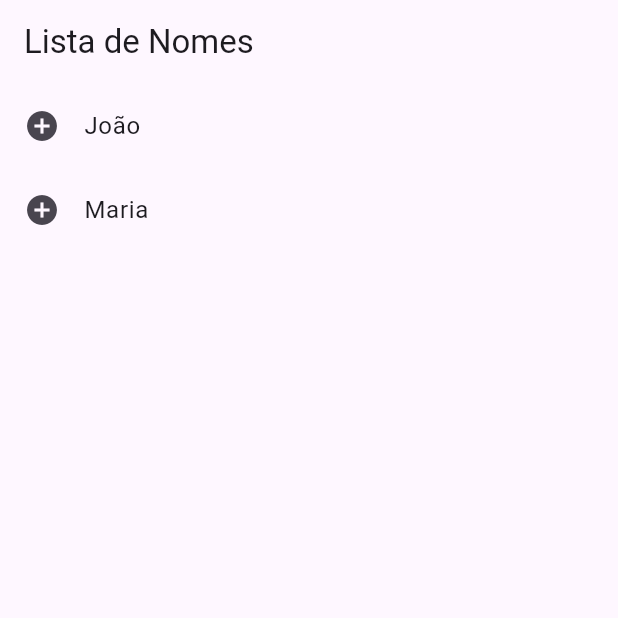
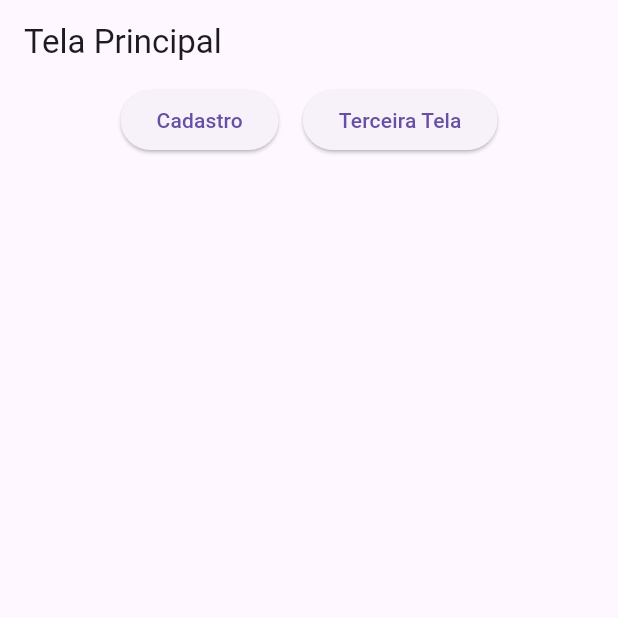
Before and after one commit to hugohvm25/av1_hugo_app_moveis, a Flutter app: the screen it shows after launch, on a phone screen of 412 x 824 dp, the top half of it. Run offline on Flutter 3.47's test engine with Material 3 defaults, Android fonts, the light colour scheme and no system bars.

Commit message:
Aplicação modificada

```diff
--- a/lib/main.dart
+++ b/lib/main.dart
@@ -8,20 +8,27 @@ void main() {
 }
 
 class MeuApp extends StatelessWidget {
+  final List<String> nomes = [];
+
   @override
   Widget build(BuildContext context) {
     return MaterialApp(
-      title: 'App com Rotas',
+      title: 'AV1_Hugo',
       theme: ThemeData(
         primarySwatch: Colors.blue,
       ),
-      // Define a primeira rota (inicial)
       initialRoute: '/',
-      // Rotas nomeadas
-      routes: {
-        '/': (context) => PrimeiraTela(),
-        '/segunda': (context) => SegundaTela(),
-        '/terceira': (context) => TerceiraTela(),
+      onGenerateRoute: (cfg) {
+        switch (cfg.name) {
+          case '/':
+            return MaterialPageRoute(builder: (_) => PrimeiraTela(nomes));
+          case '/segunda':
+            return MaterialPageRoute(builder: (_) => SegundaTela(nomes));
+          case '/terceira':
+            return MaterialPageRoute(builder: (_) => const TerceiraTela());
+          default:
+            return null;
+        }
       },
     );
   }
--- a/lib/telas/primeira_tela.dart
+++ b/lib/telas/primeira_tela.dart
@@ -1,63 +1,49 @@
-// import 'package:flutter/material.dart';
-//
-// class PrimeiraTela extends StatelessWidget {
-//   @override
-//
-//
-//   Widget build(BuildContext context) {
-//     return Scaffold(
-//       appBar: AppBar(title: Text('Tela Principal')),
-//       body: SafeArea( // protege a barra para não sobrepor a barra superior
-//         child: Align(
-//           alignment: Alignment.topCenter,
-//           child: Padding(
-//             padding: const EdgeInsets.only(top: 16.0),
-//             child: Row(
-//               mainAxisAlignment: MainAxisAlignment.center,
-//               children: [
-//                 ElevatedButton(
-//                   child: Text('Segunda Tela'),
-//                   onPressed: () {
-//                     Navigator.pushNamed(context, '/segunda');
-//                   },
-//                 ),
-//                 SizedBox(width: 16), // Espaço entre os botões
-//                 ElevatedButton(
-//                   child: Text('Terceira Tela'),
-//                   onPressed: () {
-//                     Navigator.pushNamed(context, '/terceira');
-//                   },
-//                 ),
-//               ],
-//             ),
-//           ),
-//         ),
-//       ),
-//     );
-//   }
-// }
-
 import 'package:flutter/material.dart';
 
 class PrimeiraTela extends StatelessWidget {
-  final List<String> nomes = [
-    'João',
-    'Maria',
-  ];
+  final List<String> nomes;
+
+  PrimeiraTela(this.nomes, {super.key});
 
   @override
   Widget build(BuildContext context) {
     return Scaffold(
-      appBar: AppBar(title: Text('Lista de Nomes')),
-      body: ListView.builder(
+      appBar: AppBar(title: Text('Tela Principal')),
+      body: SafeArea(
+        child: Column(
+          children: [
+            Row(
+              mainAxisAlignment: MainAxisAlignment.center,
+              children: [
+                ElevatedButton(
+                  child: Text('Cadastro'),
+                  onPressed: () {
+                    Navigator.pushNamed(context, '/segunda');
+                  },
+                ),
+                SizedBox(width: 16),
+                ElevatedButton(
+                  child: Text('Terceira Tela'),
+                  onPressed: () {
+                    Navigator.pushNamed(context, '/terceira');
+                  },
+                ),
+              ],
+            ),
+            Expanded(
+              child: ListView.builder(
                 itemCount: nomes.length,
                 itemBuilder: (context, index) {
                   return ListTile(
-            leading: Icon(Icons.add_circle), // icones
+                    leading: Icon(Icons.person), // Ícone de pessoa
                     title: Text(nomes[index]),
                   );
                 },
               ),
+            ),
+          ],
+        ),
+      ),
     );
   }
 }
```
Also changed, not shown: lib/telas/segunda_tela.dart (+69 -17 lines). Lines whose indentation alone changed are shown as unchanged.
